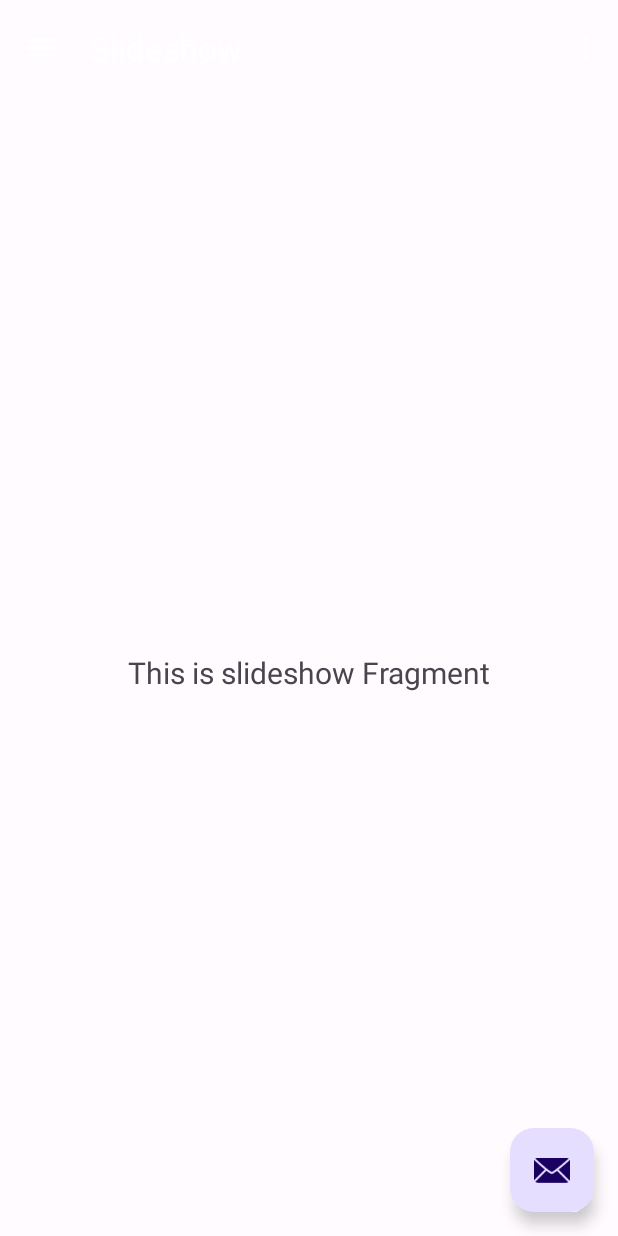
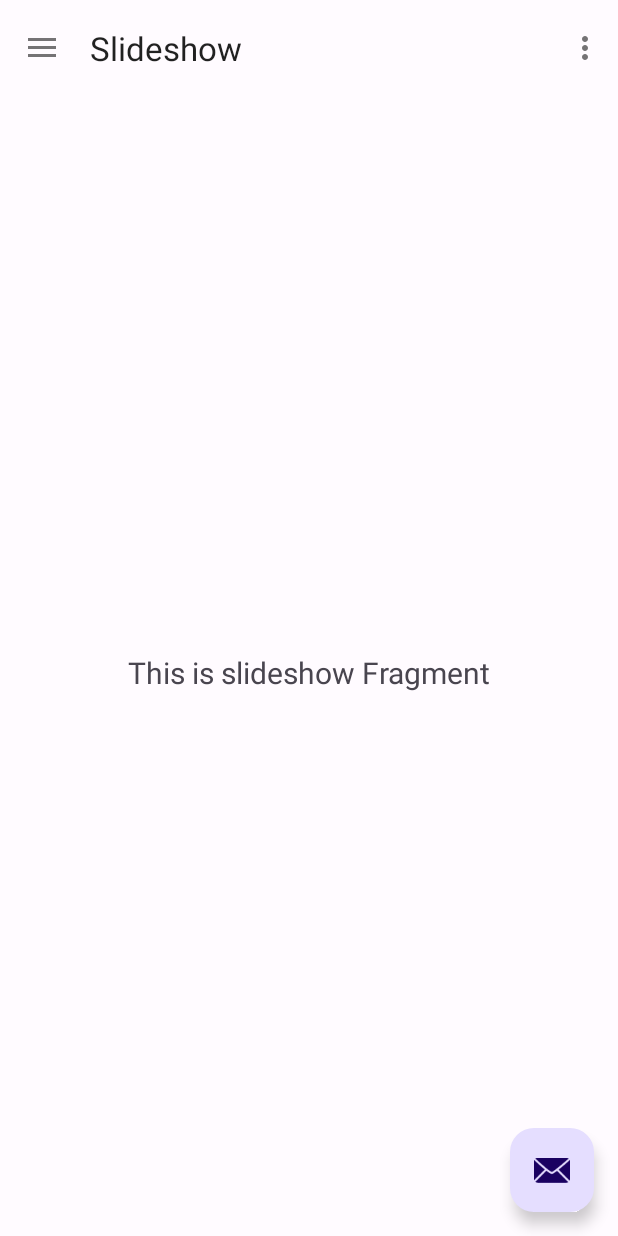
Before and after one commit to alejandraJA/Horario, an Android app: the screen it shows after launch (MainActivity), in the side drawer, after a tap on "Slideshow", on a phone screen of 412 x 824 dp. Run offline under Robolectric (Android 15) with nearby library versions, the phone set to English and light mode, and no system bars; our stand-ins replace Dagger/Hilt's generated code, navigation-ui.

Commit message:
change theme

```diff
--- a/app/src/main/res/values-night/themes.xml
+++ b/app/src/main/res/values-night/themes.xml
@@ -30,4 +30,8 @@
         <!-- Customize your theme here. -->
         <item name="android:statusBarColor">@color/md_theme_dark_background</item>
     </style>
+
+    <style name="Theme.Horarios.AppBarOverlay" parent="ThemeOverlay.AppCompat.Dark.ActionBar" />
+
+    <style name="Theme.Horarios.PopupOverlay" parent="ThemeOverlay.AppCompat.Dark" />
 </resources>
--- a/app/src/main/res/values/themes.xml
+++ b/app/src/main/res/values/themes.xml
@@ -38,7 +38,7 @@
         <item name="windowNoTitle">true</item>
     </style>
 
-    <style name="Theme.Horarios.AppBarOverlay" parent="ThemeOverlay.AppCompat.Dark.ActionBar" />
+    <style name="Theme.Horarios.AppBarOverlay" parent="ThemeOverlay.AppCompat.Light" />
 
     <style name="Theme.Horarios.PopupOverlay" parent="ThemeOverlay.AppCompat.Light" />
 </resources>
```
